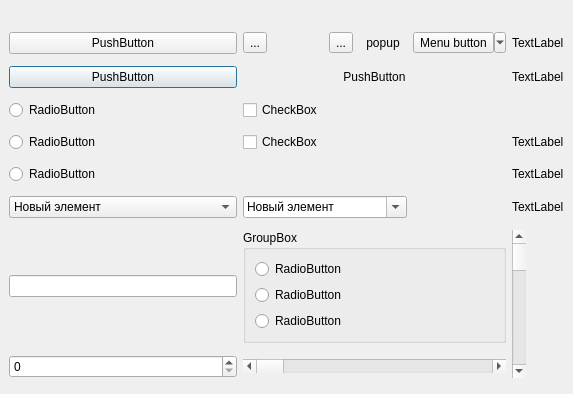
This is src/plugins/stylesheeteditor/teststylesform.ui in silvansky/Contacts as Qt 5 draws it before an edit. The edited form follows.
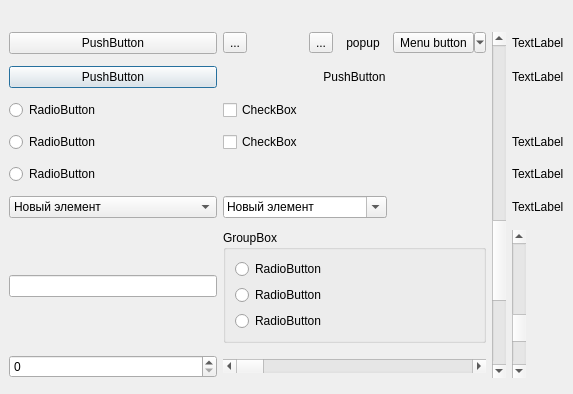
This is the edited form. Icons and pictures are not drawn.

```diff
--- a/src/plugins/stylesheeteditor/teststylesform.ui
+++ b/src/plugins/stylesheeteditor/teststylesform.ui
@@ -125,7 +125,7 @@
         </property>
        </widget>
       </item>
-      <item row="2" column="5">
+      <item row="2" column="6">
        <widget class="QLabel" name="label">
         <property name="text">
          <string/>
@@ -285,8 +285,11 @@
         </layout>
        </widget>
       </item>
-      <item row="6" column="5" rowspan="2">
+      <item row="6" column="6" rowspan="2">
        <widget class="QScrollBar" name="verticalScrollBar">
+        <property name="value">
+         <number>75</number>
+        </property>
         <property name="orientation">
          <enum>Qt::Vertical</enum>
         </property>
@@ -302,41 +305,54 @@
         </property>
        </widget>
       </item>
-      <item row="3" column="5">
+      <item row="3" column="6">
        <widget class="QLabel" name="label_2">
         <property name="text">
          <string>TextLabel</string>
         </property>
        </widget>
       </item>
-      <item row="4" column="5">
+      <item row="4" column="6">
        <widget class="QLabel" name="label_3">
         <property name="text">
          <string>TextLabel</string>
         </property>
        </widget>
       </item>
-      <item row="5" column="5">
+      <item row="5" column="6">
        <widget class="QLabel" name="label_4">
         <property name="text">
          <string>TextLabel</string>
         </property>
        </widget>
       </item>
-      <item row="1" column="5">
+      <item row="1" column="6">
        <widget class="QLabel" name="label_5">
         <property name="text">
          <string>TextLabel</string>
         </property>
        </widget>
       </item>
-      <item row="0" column="5">
+      <item row="0" column="6">
        <widget class="QLabel" name="label_6">
         <property name="text">
          <string>TextLabel</string>
         </property>
        </widget>
       </item>
+      <item row="0" column="5" rowspan="8">
+       <widget class="QScrollBar" name="verticalScrollBar_2">
+        <property name="maximum">
+         <number>30</number>
+        </property>
+        <property name="value">
+         <number>22</number>
+        </property>
+        <property name="orientation">
+         <enum>Qt::Vertical</enum>
+        </property>
+       </widget>
+      </item>
      </layout>
     </widget>
    </item>
```
